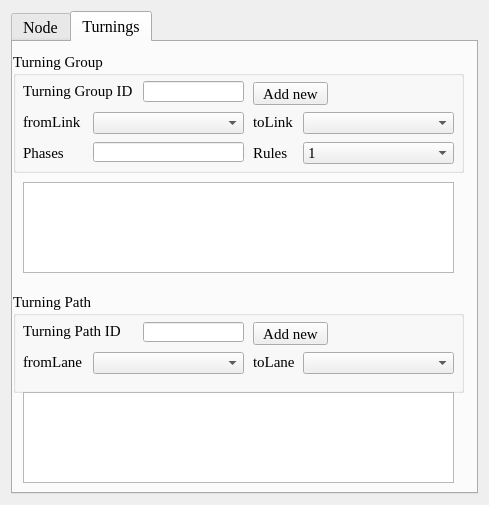
chaitanyamalaviya/Trafficera, file ui_multinode.ui: the form before one commit.
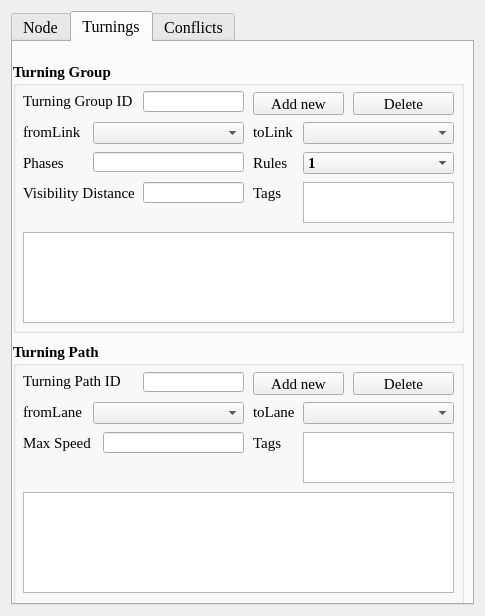
The form after the commit. The open tabs and pages were chosen to show the change.

The edit to the form file:
```diff
--- a/ui_multinode.ui
+++ b/ui_multinode.ui
@@ -9,8 +9,8 @@
    <rect>
     <x>0</x>
     <y>0</y>
-    <width>489</width>
-    <height>505</height>
+    <width>485</width>
+    <height>616</height>
    </rect>
   </property>
   <property name="font">
@@ -318,15 +318,17 @@
        <property name="geometry">
         <rect>
          <x>0</x>
-         <y>10</y>
+         <y>20</y>
          <width>451</width>
-         <height>121</height>
+         <height>271</height>
         </rect>
        </property>
        <property name="font">
         <font>
          <family>Times New Roman</family>
          <pointsize>11</pointsize>
+         <weight>75</weight>
+         <bold>true</bold>
         </font>
        </property>
        <property name="title">
@@ -341,6 +343,14 @@
           <height>17</height>
          </rect>
         </property>
+        <property name="font">
+         <font>
+          <family>Times New Roman</family>
+          <pointsize>11</pointsize>
+          <weight>50</weight>
+          <bold>false</bold>
+         </font>
+        </property>
         <property name="text">
          <string>Turning Group ID</string>
         </property>
@@ -367,6 +377,12 @@
           <height>20</height>
          </rect>
         </property>
+        <property name="font">
+         <font>
+          <weight>50</weight>
+          <bold>false</bold>
+         </font>
+        </property>
         <property name="text">
          <string>fromLink</string>
         </property>
@@ -393,6 +409,12 @@
           <height>20</height>
          </rect>
         </property>
+        <property name="font">
+         <font>
+          <weight>50</weight>
+          <bold>false</bold>
+         </font>
+        </property>
         <property name="text">
          <string>toLink</string>
         </property>
@@ -419,6 +441,12 @@
           <height>21</height>
          </rect>
         </property>
+        <property name="font">
+         <font>
+          <weight>50</weight>
+          <bold>false</bold>
+         </font>
+        </property>
         <property name="text">
          <string>Phases</string>
         </property>
@@ -468,6 +496,14 @@
           <height>21</height>
          </rect>
         </property>
+        <property name="font">
+         <font>
+          <family>Times New Roman</family>
+          <pointsize>11</pointsize>
+          <weight>50</weight>
+          <bold>false</bold>
+         </font>
+        </property>
         <property name="text">
          <string>Rules</string>
         </property>
@@ -480,10 +516,16 @@
          <rect>
           <x>240</x>
           <y>30</y>
-          <width>75</width>
+          <width>91</width>
           <height>23</height>
          </rect>
         </property>
+        <property name="font">
+         <font>
+          <weight>50</weight>
+          <bold>false</bold>
+         </font>
+        </property>
         <property name="text">
          <string>Add new</string>
         </property>
@@ -498,12 +540,89 @@
          </rect>
         </property>
        </widget>
+       <widget class="QLabel" name="visibility_distance_label">
+        <property name="geometry">
+         <rect>
+          <x>10</x>
+          <y>120</y>
+          <width>111</width>
+          <height>21</height>
+         </rect>
+        </property>
+        <property name="font">
+         <font>
+          <weight>50</weight>
+          <bold>false</bold>
+         </font>
+        </property>
+        <property name="text">
+         <string>Visibility Distance</string>
+        </property>
+       </widget>
+       <widget class="QLineEdit" name="visibility_distance">
+        <property name="geometry">
+         <rect>
+          <x>130</x>
+          <y>120</y>
+          <width>101</width>
+          <height>21</height>
+         </rect>
+        </property>
+       </widget>
+       <widget class="QTextEdit" name="tags_turninggroup">
+        <property name="geometry">
+         <rect>
+          <x>290</x>
+          <y>120</y>
+          <width>151</width>
+          <height>41</height>
+         </rect>
+        </property>
+       </widget>
+       <widget class="QLabel" name="tags_tg_label">
+        <property name="geometry">
+         <rect>
+          <x>240</x>
+          <y>120</y>
+          <width>31</width>
+          <height>21</height>
+         </rect>
+        </property>
+        <property name="font">
+         <font>
+          <weight>50</weight>
+          <bold>false</bold>
+         </font>
+        </property>
+        <property name="text">
+         <string>Tags</string>
+        </property>
+       </widget>
+       <widget class="QPushButton" name="pushButton_2">
+        <property name="geometry">
+         <rect>
+          <x>340</x>
+          <y>30</y>
+          <width>101</width>
+          <height>23</height>
+         </rect>
+        </property>
+        <property name="font">
+         <font>
+          <weight>50</weight>
+          <bold>false</bold>
+         </font>
+        </property>
+        <property name="text">
+         <string>Delete</string>
+        </property>
+       </widget>
       </widget>
       <widget class="QTableWidget" name="TurningGroupTable">
        <property name="geometry">
         <rect>
          <x>10</x>
-         <y>140</y>
+         <y>190</y>
          <width>431</width>
          <height>91</height>
         </rect>
@@ -513,15 +632,17 @@
        <property name="geometry">
         <rect>
          <x>0</x>
-         <y>250</y>
+         <y>300</y>
          <width>451</width>
-         <height>101</height>
+         <height>271</height>
         </rect>
        </property>
        <property name="font">
         <font>
          <family>Times New Roman</family>
          <pointsize>11</pointsize>
+         <weight>75</weight>
+         <bold>true</bold>
         </font>
        </property>
        <property name="title">
@@ -542,6 +663,14 @@
           <height>17</height>
          </rect>
         </property>
+        <property name="font">
+         <font>
+          <family>Times New Roman</family>
+          <pointsize>11</pointsize>
+          <weight>50</weight>
+          <bold>false</bold>
+         </font>
+        </property>
         <property name="text">
          <string>Turning Path ID</string>
         </property>
@@ -568,6 +697,12 @@
           <height>20</height>
          </rect>
         </property>
+        <property name="font">
+         <font>
+          <weight>50</weight>
+          <bold>false</bold>
+         </font>
+        </property>
         <property name="text">
          <string>fromLane</string>
         </property>
@@ -594,6 +729,12 @@
           <height>20</height>
          </rect>
         </property>
+        <property name="font">
+         <font>
+          <weight>50</weight>
+          <bold>false</bold>
+         </font>
+        </property>
         <property name="text">
          <string>toLane</string>
         </property>
@@ -616,23 +757,141 @@
          <rect>
           <x>240</x>
           <y>30</y>
-          <width>75</width>
+          <width>91</width>
           <height>23</height>
          </rect>
         </property>
+        <property name="font">
+         <font>
+          <weight>50</weight>
+          <bold>false</bold>
+         </font>
+        </property>
         <property name="text">
          <string>Add new</string>
         </property>
        </widget>
+       <widget class="QLabel" name="maxSpeed_label">
+        <property name="geometry">
+         <rect>
+          <x>10</x>
+          <y>90</y>
+          <width>81</width>
+          <height>21</height>
+         </rect>
+        </property>
+        <property name="font">
+         <font>
+          <weight>50</weight>
+          <bold>false</bold>
+         </font>
+        </property>
+        <property name="text">
+         <string>Max Speed</string>
+        </property>
+       </widget>
+       <widget class="QTextEdit" name="tags_turningpath">
+        <property name="geometry">
+         <rect>
+          <x>290</x>
+          <y>90</y>
+          <width>151</width>
+          <height>51</height>
+         </rect>
+        </property>
+       </widget>
+       <widget class="QLabel" name="tagts_tp_label">
+        <property name="geometry">
+         <rect>
+          <x>240</x>
+          <y>90</y>
+          <width>31</width>
+          <height>21</height>
+         </rect>
+        </property>
+        <property name="font">
+         <font>
+          <weight>50</weight>
+          <bold>false</bold>
+         </font>
+        </property>
+        <property name="text">
+         <string>Tags</string>
+        </property>
+       </widget>
+       <widget class="QPushButton" name="pushButton_3">
+        <property name="geometry">
+         <rect>
+          <x>340</x>
+          <y>30</y>
+          <width>101</width>
+          <height>23</height>
+         </rect>
+        </property>
+        <property name="font">
+         <font>
+          <weight>50</weight>
+          <bold>false</bold>
+         </font>
+        </property>
+        <property name="text">
+         <string>Delete</string>
+        </property>
+       </widget>
       </widget>
       <widget class="QTableWidget" name="TurningPathTable">
        <property name="geometry">
         <rect>
          <x>10</x>
-         <y>350</y>
+         <y>450</y>
          <width>431</width>
-         <height>91</height>
+         <height>101</height>
         </rect>
+       </property>
+      </widget>
+      <widget class="QLineEdit" name="maxSpeed">
+       <property name="geometry">
+        <rect>
+         <x>90</x>
+         <y>390</y>
+         <width>141</width>
+         <height>21</height>
+        </rect>
+       </property>
+      </widget>
+     </widget>
+     <widget class="QWidget" name="tab_2">
+      <attribute name="title">
+       <string>Conflicts</string>
+      </attribute>
+      <widget class="QTableWidget" name="TurningConflictTable">
+       <property name="geometry">
+        <rect>
+         <x>20</x>
+         <y>100</y>
+         <width>421</width>
+         <height>171</height>
+        </rect>
+       </property>
+      </widget>
+      <widget class="QPushButton" name="genconflictbutton">
+       <property name="geometry">
+        <rect>
+         <x>20</x>
+         <y>30</y>
+         <width>191</width>
+         <height>31</height>
+        </rect>
+       </property>
+       <property name="font">
+        <font>
+         <pointsize>11</pointsize>
+         <weight>50</weight>
+         <bold>false</bold>
+        </font>
+       </property>
+       <property name="text">
+        <string>Generate Turning Conflicts</string>
        </property>
       </widget>
      </widget>
```
Left out of the diff: 65 changed lines with no effect on the pictures.
